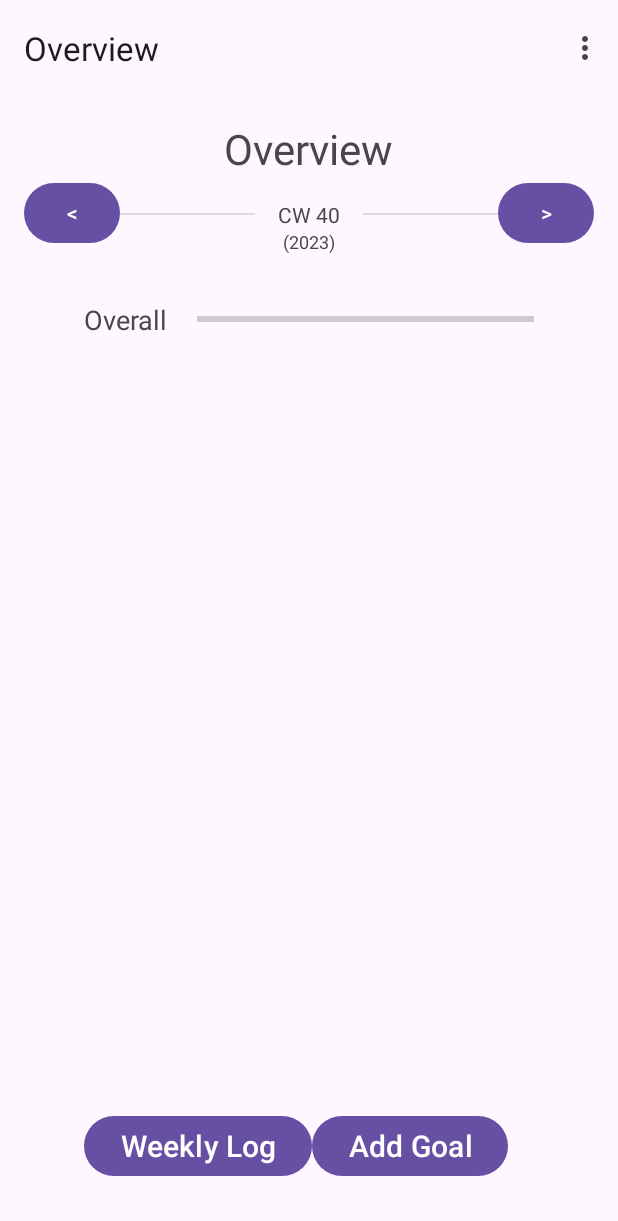
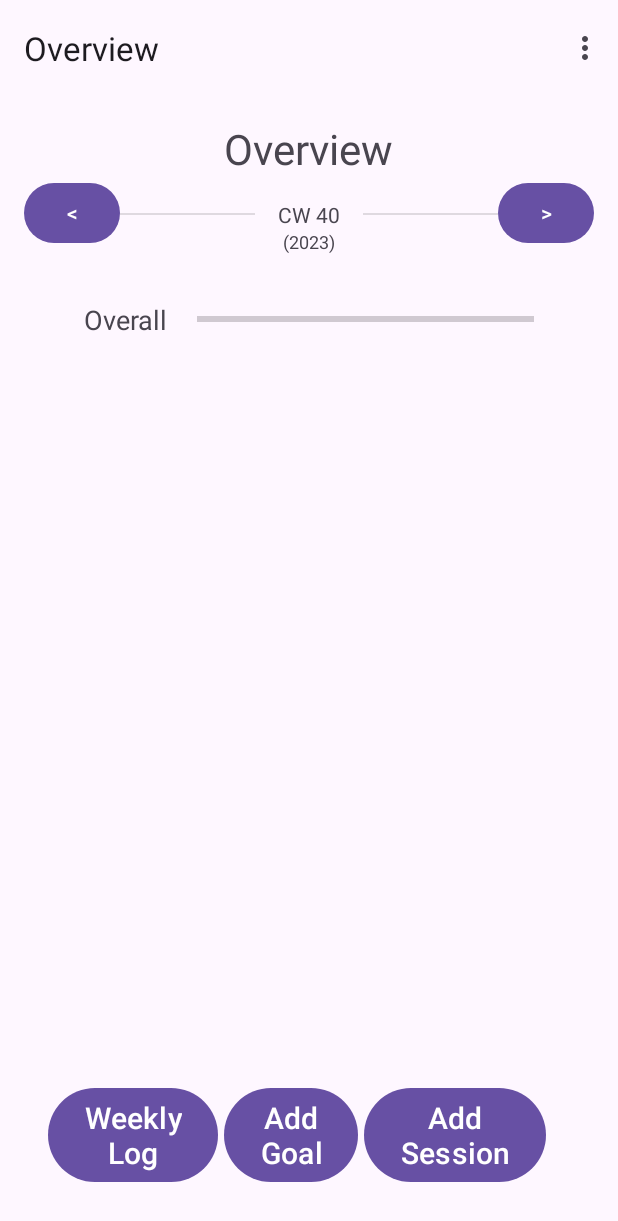
Before and after one commit to S1n93r/BodyGoals, an Android app: the screen it shows after launch (MainActivity), on a phone screen of 412 x 824 dp. Shown: the top 1221 px of the screen. Run offline under Robolectric (Android 15) with nearby library versions, the phone set to English and light mode, and no system bars; our stand-ins replace navigation-ui; libraries missing offline, so code that uses them is left out: java8.util.

Commit message:
Bare bone ui created for "add session" including class and nav-connection

```diff
--- a/app/src/main/java/com/slinger/bodygoals/model/Session.java
+++ b/app/src/main/java/com/slinger/bodygoals/model/Session.java
@@ -1,17 +1,11 @@
 package com.slinger.bodygoals.model;
 
-import java.util.Calendar;
 import java.util.Date;
 
 public class Session {
 
     private final Goal goal;
     private final Date date;
-
-    public Session(Goal goal) {
-        this.goal = goal;
-        this.date = Calendar.getInstance().getTime();
-    }
 
     public Session(Goal goal, Date date) {
         this.goal = goal;
--- a/app/src/main/java/com/slinger/bodygoals/model/SessionLog.java
+++ b/app/src/main/java/com/slinger/bodygoals/model/SessionLog.java
@@ -13,9 +13,7 @@ public class SessionLog {
 
     private final Map<CalendarWeek, List<Session>> loggedSessions = new HashMap<>();
 
-    public void logSession(Goal goal) {
-
-        Session session = new Session(goal);
+    public void logSession(Session session) {
 
         CalendarWeek calendarWeek = CalendarWeek.from(session.getDate());
 
--- a/app/src/main/java/com/slinger/bodygoals/ui/fragments/Overview.java
+++ b/app/src/main/java/com/slinger/bodygoals/ui/fragments/Overview.java
@@ -51,6 +51,9 @@ public class Overview extends Fragment {
         binding.buttonToAddGoal.setOnClickListener(overviewView -> NavHostFragment.findNavController(Overview.this)
                 .navigate(R.id.action_OverviewFragment_to_AddGoalFragment));
 
+        binding.buttonToAddSession.setOnClickListener(overviewView -> NavHostFragment.findNavController(Overview.this)
+                .navigate(R.id.action_OverviewFragment_to_AddSessionFragment));
+
         binding.buttonPreviousWeek.setOnClickListener(weeklyLogView -> viewModel.selectPreviousWeek());
         binding.buttonNextWeek.setOnClickListener(weeklyLogView -> viewModel.selectNextWeek());
     }
--- a/app/src/main/res/layout/fragment_overview.xml
+++ b/app/src/main/res/layout/fragment_overview.xml
@@ -11,7 +11,7 @@
         android:layout_width="wrap_content"
         android:layout_height="wrap_content"
         android:layout_marginTop="16dp"
-        android:text="@string/overview"
+        android:text="@string/title_overview"
         android:textSize="28sp"
         app:layout_constraintEnd_toEndOf="parent"
         app:layout_constraintHorizontal_bias="0.5"
@@ -106,26 +106,35 @@
     <LinearLayout
         android:layout_width="0dp"
         android:layout_height="wrap_content"
+        android:layout_marginBottom="32dp"
         android:orientation="horizontal"
         app:layout_constraintBottom_toBottomOf="parent"
         app:layout_constraintEnd_toEndOf="parent"
+        app:layout_constraintHorizontal_bias="0.0"
         app:layout_constraintStart_toStartOf="parent">
 
         <Button
             android:id="@+id/button_to_weekly_log"
             android:layout_width="wrap_content"
             android:layout_height="wrap_content"
-            android:layout_marginBottom="36dp"
-            android:layout_marginStart="56dp"
-            android:text="@string/weekly_log"
+            android:layout_marginStart="32dp"
+            android:text="@string/button_weekly_log"
             android:textSize="20sp" />
 
         <Button
             android:id="@+id/button_to_add_goal"
             android:layout_width="wrap_content"
             android:layout_height="wrap_content"
-            android:layout_marginBottom="36dp"
-            android:text="@string/add_goal"
+            android:layout_marginStart="4dp"
+            android:text="@string/button_add_goal"
+            android:textSize="20sp" />
+
+        <Button
+            android:id="@+id/button_to_add_session"
+            android:layout_width="wrap_content"
+            android:layout_height="wrap_content"
+            android:layout_marginStart="4dp"
+            android:text="@string/button_add_session"
             android:textSize="20sp" />
     </LinearLayout>
 
--- a/app/src/main/res/layout/fragment_weekly_log.xml
+++ b/app/src/main/res/layout/fragment_weekly_log.xml
@@ -11,7 +11,7 @@
         android:layout_width="wrap_content"
         android:layout_height="wrap_content"
         android:layout_marginBottom="16dp"
-        android:text="@string/overview"
+        android:text="@string/button_overview"
         android:textSize="20sp"
         app:layout_constraintBottom_toBottomOf="parent"
         app:layout_constraintEnd_toEndOf="parent"
@@ -23,7 +23,7 @@
         android:layout_width="wrap_content"
         android:layout_height="wrap_content"
         android:layout_marginTop="16dp"
-        android:text="@string/weekly_log"
+        android:text="@string/title_weekly_log"
         android:textSize="28sp"
         app:layout_constraintEnd_toEndOf="parent"
         app:layout_constraintHorizontal_bias="0.5"
--- a/app/src/main/res/navigation/nav_graph.xml
+++ b/app/src/main/res/navigation/nav_graph.xml
@@ -8,7 +8,7 @@
     <fragment
         android:id="@+id/OverviewFragment"
         android:name="com.slinger.bodygoals.ui.fragments.Overview"
-        android:label="@string/overview"
+        android:label="@string/title_overview"
         tools:layout="@layout/fragment_overview">
         <action
             android:id="@+id/action_OverviewFragment_to_WeeklyLogFragment"
@@ -16,11 +16,14 @@
         <action
             android:id="@+id/action_OverviewFragment_to_AddGoalFragment"
             app:destination="@id/AddGoalFragment" />
+        <action
+            android:id="@+id/action_OverviewFragment_to_AddSessionFragment"
+            app:destination="@id/AddSessionFragment" />
     </fragment>
     <fragment
         android:id="@+id/WeeklyLogFragment"
         android:name="com.slinger.bodygoals.ui.fragments.WeeklyLog"
-        android:label="@string/weekly_log"
+        android:label="@string/title_weekly_log"
         tools:layout="@layout/fragment_weekly_log">
         <action
             android:id="@+id/action_WeeklyLogFragment_to_OverviewFragment"
@@ -29,10 +32,19 @@
     <fragment
         android:id="@+id/AddGoalFragment"
         android:name="com.slinger.bodygoals.ui.fragments.AddGoal"
-        android:label="@string/add_goal"
+        android:label="@string/title_add_goal"
         tools:layout="@layout/fragment_weekly_log">
         <action
             android:id="@+id/action_AddGoalFragment_to_OverviewFragment"
             app:destination="@id/OverviewFragment" />
     </fragment>
+    <fragment
+        android:id="@+id/AddSessionFragment"
+        android:name="com.slinger.bodygoals.ui.fragments.AddSession"
+        android:label="@string/title_add_session"
+        tools:layout="@layout/fragment_weekly_log">
+        <action
+            android:id="@+id/action_AddSessionFragment_to_OverviewFragment"
+            app:destination="@id/OverviewFragment" />
+    </fragment>
 </navigation>
--- a/app/src/main/res/values/strings.xml
+++ b/app/src/main/res/values/strings.xml
@@ -4,9 +4,10 @@
     <!-- Strings used for fragments for navigation -->
     <string name="next">Next</string>
     <string name="previous">Previous</string>
-    <string name="overview">Overview</string>
-    <string name="weekly_log">Weekly Log</string>
-    <string name="add_goal">Add Goal</string>
+    <string name="title_overview">Overview</string>
+    <string name="title_weekly_log">Weekly Log</string>
+    <string name="title_add_goal">Add Goal</string>
+    <string name="title_add_session">Add Session</string>
     <!-- Labels -->
     <string name="overall">Overall</string>
     <string name="calendar_week_place_holder">CW %1$d</string>
@@ -15,9 +16,15 @@
     <string name="goal_x_per_week">x / week</string>
     <string name="muscle_groups">Muscle groups</string>
     <string name="save">Save</string>
+    <string name="what_goals">What?</string>
+    <string name="when_done">When?</string>
     <!-- Buttons -->
     <string name="previous_week">&lt;</string>
     <string name="next_week">&gt;</string>
+    <string name="button_weekly_log">Weekly\nLog</string>
+    <string name="button_add_goal">Add\nGoal</string>
+    <string name="button_add_session">Add\nSession</string>
+    <string name="button_overview">Overview</string>
     <!-- ComboBoxes -->
     <string name="cb_shoulders">Shoulders</string>
     <string name="cb_triceps">Triceps</string>
```
Also changed, not shown: app/src/main/java/com/slinger/bodygoals/ui/ViewModel.java (+14 -1 lines), app/src/main/java/com/slinger/bodygoals/ui/fragments/AddSession.java (added, +86 -0 lines), app/src/main/res/layout/fragment_add_goal.xml (+9 -7 lines), app/src/main/res/layout/fragment_add_session.xml (added, +103 -0 lines), 1 other file.
